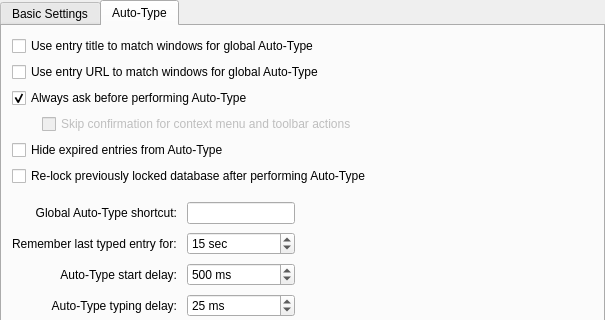
Qt form src/gui/ApplicationSettingsWidgetGeneral.ui (juzu-o/keepassxc) before a commit; both pictures show x 0 to 605 and y 0 to 320 of the 605 by 969 pixel window.
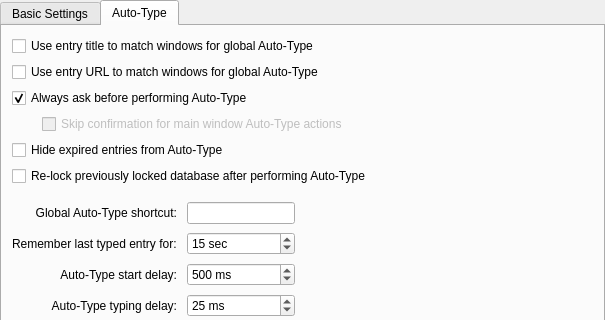
The same form after that commit. The open tabs and pages were chosen to show the change. Custom widgets are drawn as their Qt base class.

Commit message: Rename Auto-Type setting to reflect main window scope

The edit to the form file:
```diff
--- a/src/gui/ApplicationSettingsWidgetGeneral.ui
+++ b/src/gui/ApplicationSettingsWidgetGeneral.ui
@@ -1229,7 +1229,7 @@
             <bool>false</bool>
            </property>
            <property name="text">
-            <string>Skip confirmation for context menu and toolbar actions</string>
+            <string>Skip confirmation for main window Auto-Type actions</string>
            </property>
            <property name="checked">
             <bool>false</bool>
```
Left out of the diff: 6 changed lines with no effect on the pictures. The commit also changes 4 other files.
